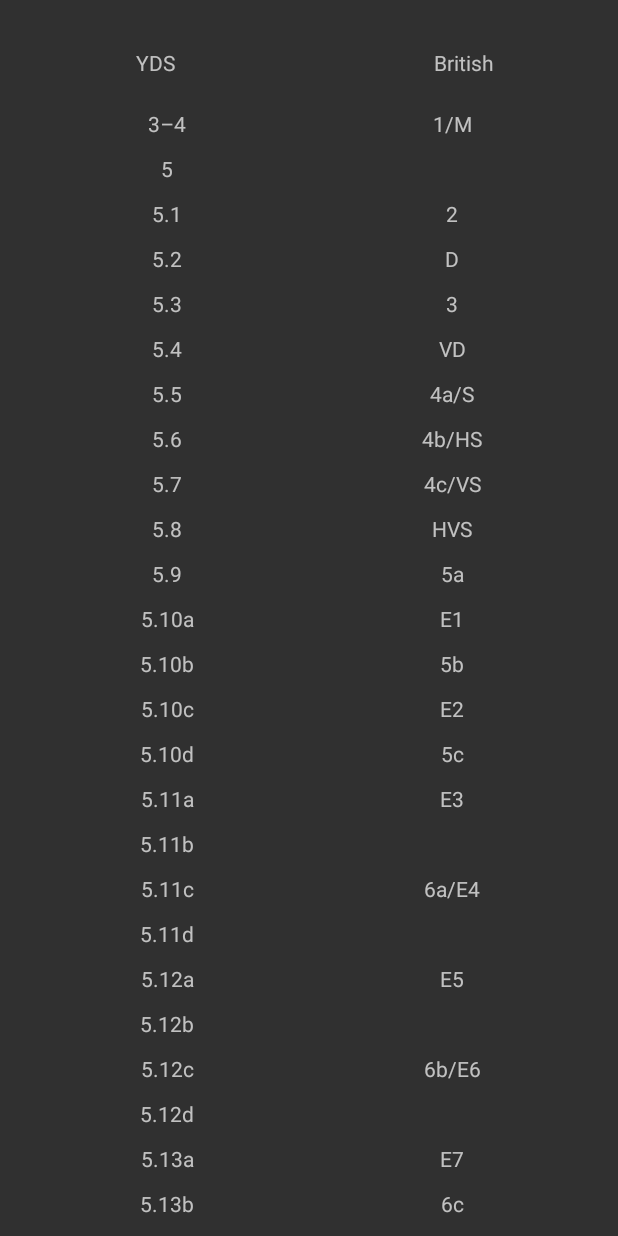
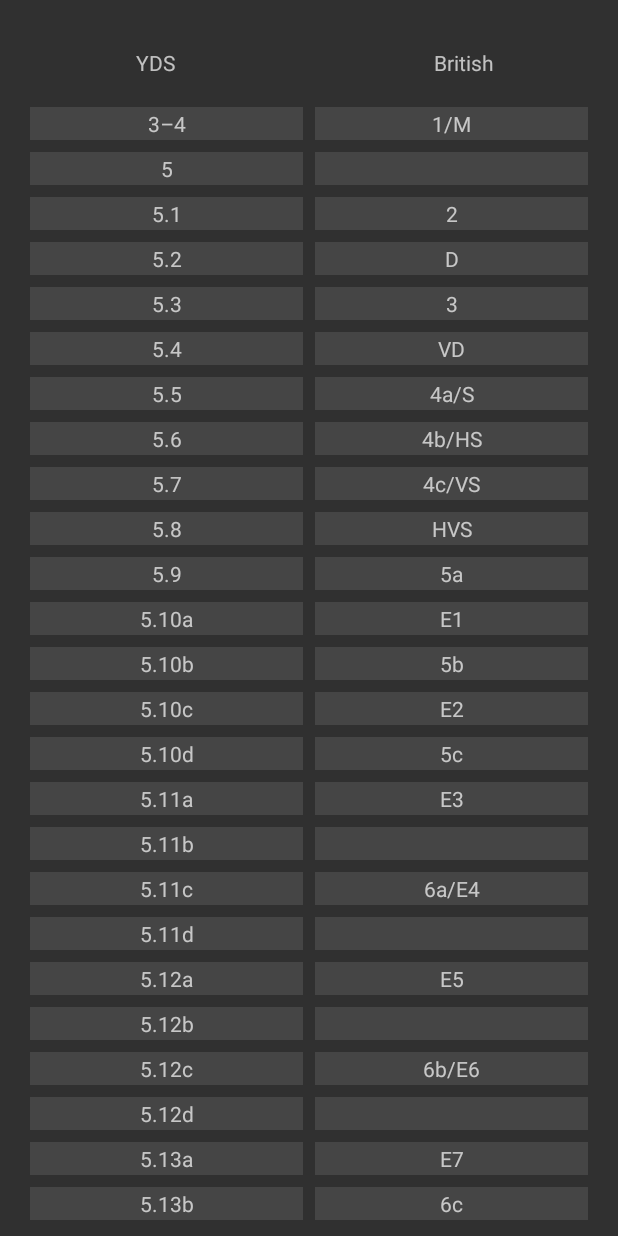
Before and after one commit to FrancisLevesque/ClimbingGradeConverter, an Android app: the GradesActivity screen opened directly, with no data from a screen before it, after a tap on "British", on a phone screen of 412 x 824 dp. Run offline under Robolectric (Android 15) with nearby library versions, the phone set to English and light mode, and no system bars; 1 other tap on this screen came first.

Commit message:
Highligh selected rows

```diff
--- a/app/build.gradle
+++ b/app/build.gradle
@@ -8,7 +8,7 @@ android {
 
     defaultConfig {
         applicationId "com.francislevesque.climbinggradeconverter"
-        minSdkVersion 21
+        minSdkVersion 23
         targetSdkVersion 29
         versionCode 1
         versionName "1.0"
--- a/app/src/main/AndroidManifest.xml
+++ b/app/src/main/AndroidManifest.xml
@@ -16,7 +16,6 @@
                 <category android:name="android.intent.category.LAUNCHER" />
             </intent-filter>
         </activity>
-        <activity android:name=".activities.BoulderingGradesActivity"/>
         <activity android:name=".activities.GradesActivity"/>
         <activity android:name=".activities.ConvertActivity"/>
     </application>
--- a/app/src/main/java/com/francislevesque/climbinggradeconverter/activities/ConvertActivity.kt
+++ b/app/src/main/java/com/francislevesque/climbinggradeconverter/activities/ConvertActivity.kt
@@ -1,6 +1,7 @@
 package com.francislevesque.climbinggradeconverter.activities
 
 import android.os.Bundle
+import android.widget.Toast
 import androidx.appcompat.app.AppCompatActivity
 import androidx.recyclerview.widget.LinearLayoutManager
 import com.francislevesque.climbinggradeconverter.R
@@ -23,7 +24,6 @@ class ConvertActivity : AppCompatActivity() {
         fromTextTitle.text = fromSystem.name
         toTextTitle.text = toSystem.name
 
-        // TODO: Highlight row when selected
         // TODO: Add background colours indicating general difficulties ranges
 
         gradesAdapter = GradeRecycleAdapter(this, fromSystem.dataset(), toSystem.dataset())
--- a/app/src/main/java/com/francislevesque/climbinggradeconverter/adapters/GradeRecycleAdapter.kt
+++ b/app/src/main/java/com/francislevesque/climbinggradeconverter/adapters/GradeRecycleAdapter.kt
@@ -1,6 +1,9 @@
 package com.francislevesque.climbinggradeconverter.adapters
 
+import android.R.color
 import android.content.Context
+import android.graphics.Color
+import android.graphics.drawable.ColorDrawable
 import android.view.LayoutInflater
 import android.view.View
 import android.view.ViewGroup
@@ -8,8 +11,12 @@ import android.widget.TextView
 import androidx.recyclerview.widget.RecyclerView
 import com.francislevesque.climbinggradeconverter.R
 import com.francislevesque.climbinggradeconverter.models.Grade
+import kotlinx.android.synthetic.main.grade_list_items.view.*
+
 
 class GradeRecycleAdapter(private val context: Context, private val fromGrades: List<Grade>, private val toGrades: List<Grade>) : RecyclerView.Adapter<GradeRecycleAdapter.Holder>() {
+    var index = -1
+
     inner class Holder(itemView: View) : RecyclerView.ViewHolder(itemView) {
         val fromGradeText = itemView.findViewById<TextView>(R.id.fromGrade)
         val toGradeText = itemView.findViewById<TextView>(R.id.toGrade)
@@ -34,5 +41,19 @@ class GradeRecycleAdapter(private val context: Context, private val fromGrades:
 
     override fun onBindViewHolder(holder: Holder, position: Int) {
         holder.bindGrades(fromGrades[position], toGrades[position], context)
+
+        holder.itemView.setOnClickListener {
+            index = position
+            notifyDataSetChanged()
+        }
+
+        if (position == index) {
+            holder.itemView.fromBackground.setBackgroundColor(Color.parseColor("#227755"))
+            holder.itemView.toBackground.setBackgroundColor(Color.parseColor("#557722"))
+        } else {
+            val color = context.getColor(R.color.colorPrimaryDark)
+            holder.itemView.fromBackground.setBackgroundColor(color)
+            holder.itemView.toBackground.setBackgroundColor(color)
+        }
     }
 }
--- a/app/src/main/res/layout/grade_list_items.xml
+++ b/app/src/main/res/layout/grade_list_items.xml
@@ -2,32 +2,61 @@
 <androidx.constraintlayout.widget.ConstraintLayout xmlns:android="http://schemas.android.com/apk/res/android"
     xmlns:app="http://schemas.android.com/apk/res-auto"
     xmlns:tools="http://schemas.android.com/tools"
+    android:id="@+id/gradeRow"
     android:layout_width="match_parent"
     android:layout_height="30dp">
+
+    <androidx.constraintlayout.widget.ConstraintLayout
+        android:id="@+id/fromBackground"
+        android:layout_width="0dp"
+        android:layout_height="match_parent"
+        android:layout_marginStart="4dp"
+        android:layout_marginTop="4dp"
+        android:layout_marginEnd="4dp"
+        android:layout_marginBottom="4dp"
+        android:background="@color/colorPrimaryDark"
+        app:layout_constraintBottom_toBottomOf="parent"
+        app:layout_constraintEnd_toStartOf="@+id/toBackground"
+        app:layout_constraintHorizontal_bias="0.5"
+        app:layout_constraintStart_toStartOf="parent"
+        app:layout_constraintTop_toTopOf="parent">
 
         <TextView
             android:id="@+id/fromGrade"
             android:layout_width="wrap_content"
             android:layout_height="wrap_content"
             app:layout_constraintBottom_toBottomOf="parent"
-        app:layout_constraintEnd_toStartOf="@+id/guideline2"
+            app:layout_constraintEnd_toEndOf="parent"
             app:layout_constraintStart_toStartOf="parent"
             app:layout_constraintTop_toTopOf="parent"
             tools:text="Grade1" />
+
+    </androidx.constraintlayout.widget.ConstraintLayout>
+
+    <androidx.constraintlayout.widget.ConstraintLayout
+        android:id="@+id/toBackground"
+        android:layout_width="0dp"
+        android:layout_height="match_parent"
+        android:layout_marginStart="4dp"
+        android:layout_marginTop="4dp"
+        android:layout_marginEnd="4dp"
+        android:layout_marginBottom="4dp"
+        android:background="@color/colorPrimaryDark"
+        app:layout_constraintBottom_toBottomOf="parent"
+        app:layout_constraintEnd_toEndOf="parent"
+        app:layout_constraintHorizontal_bias="0.5"
+        app:layout_constraintStart_toEndOf="@+id/fromBackground"
+        app:layout_constraintTop_toTopOf="parent">
 
         <TextView
             android:id="@+id/toGrade"
             android:layout_width="wrap_content"
             android:layout_height="wrap_content"
+            app:layout_constraintBottom_toBottomOf="parent"
             app:layout_constraintEnd_toEndOf="parent"
-        app:layout_constraintStart_toStartOf="@+id/guideline2"
-        app:layout_constraintTop_toTopOf="@+id/fromGrade"
+            app:layout_constraintStart_toStartOf="parent"
+            app:layout_constraintTop_toTopOf="parent"
             tools:text="Grade2" />
+    </androidx.constraintlayout.widget.ConstraintLayout>
 
-    <androidx.constraintlayout.widget.Guideline
-        android:id="@+id/guideline2"
-        android:layout_width="wrap_content"
-        android:layout_height="wrap_content"
-        android:orientation="vertical"
-        app:layout_constraintGuide_percent="0.50121653" />
 </androidx.constraintlayout.widget.ConstraintLayout>
--- a/app/src/main/res/values/colors.xml
+++ b/app/src/main/res/values/colors.xml
@@ -1,7 +1,8 @@
 <?xml version="1.0" encoding="utf-8"?>
 <resources>
     <color name="colorPrimary">#A8A8A8</color>
-    <color name="colorPrimaryDark">#686868</color>
+    <color name="colorPrimaryDark">#454545</color>
     <color name="colorAccent">#DA8407</color>
     <color name="colorWhite">#FFFFFF</color>
+    <color name="colorSelection">#227755</color>
 </resources>
```
Lines whose indentation alone changed are shown as unchanged.
